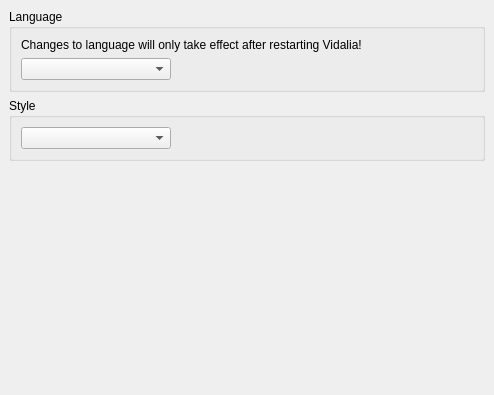
a-ilin/vidalia, file src/vidalia/config/appearancepage.ui: the form before one commit.
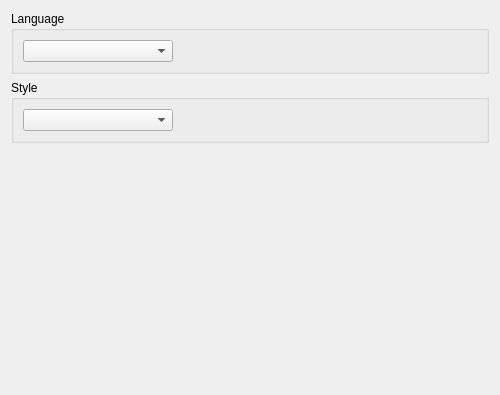
The form after the commit.

Commit message:
Remove the warning that you have to restart Vidalia after you change the UI language.
svn:r3221

The edit to the form file:
```diff
--- a/src/vidalia/config/appearancepage.ui
+++ b/src/vidalia/config/appearancepage.ui
@@ -8,7 +8,7 @@
    <rect>
     <x>0</x>
     <y>0</y>
-    <width>494</width>
+    <width>500</width>
     <height>395</height>
    </rect>
   </property>
@@ -16,12 +16,6 @@
    <enum>Qt::NoContextMenu</enum>
   </property>
   <layout class="QVBoxLayout" >
-   <property name="margin" >
-    <number>9</number>
-   </property>
-   <property name="spacing" >
-    <number>6</number>
-   </property>
    <item>
     <widget class="QGroupBox" name="grpLanguage" >
      <property name="contextMenuPolicy" >
@@ -31,13 +25,7 @@
       <string>Language</string>
      </property>
      <layout class="QGridLayout" >
-      <property name="margin" >
-       <number>9</number>
-      </property>
-      <property name="spacing" >
-       <number>6</number>
-      </property>
-      <item row="1" column="0" >
+      <item row="0" column="0" >
        <widget class="QComboBox" name="cmboLanguage" >
         <property name="minimumSize" >
          <size>
@@ -62,7 +50,7 @@
         </property>
        </widget>
       </item>
-      <item row="1" column="1" >
+      <item row="0" column="1" >
        <spacer>
         <property name="orientation" >
          <enum>Qt::Horizontal</enum>
@@ -75,16 +63,6 @@
         </property>
        </spacer>
       </item>
-      <item row="0" column="0" colspan="2" >
-       <widget class="QLabel" name="label" >
-        <property name="contextMenuPolicy" >
-         <enum>Qt::NoContextMenu</enum>
-        </property>
-        <property name="text" >
-         <string>Changes to language will only take effect after restarting Vidalia!</string>
-        </property>
-       </widget>
-      </item>
      </layout>
     </widget>
    </item>
@@ -100,12 +78,6 @@
       <string>Style</string>
      </property>
      <layout class="QGridLayout" >
-      <property name="margin" >
-       <number>9</number>
-      </property>
-      <property name="spacing" >
-       <number>6</number>
-      </property>
       <item row="0" column="1" >
        <spacer>
         <property name="orientation" >
```
Left out of the diff: 10 changed lines with no effect on the pictures.
